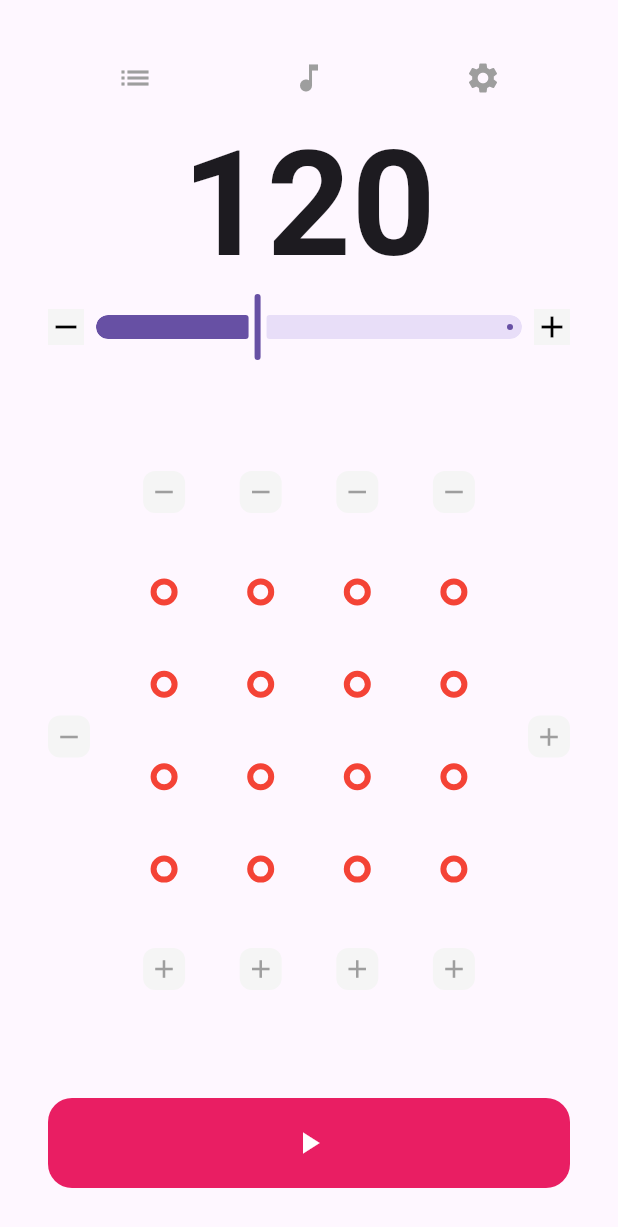
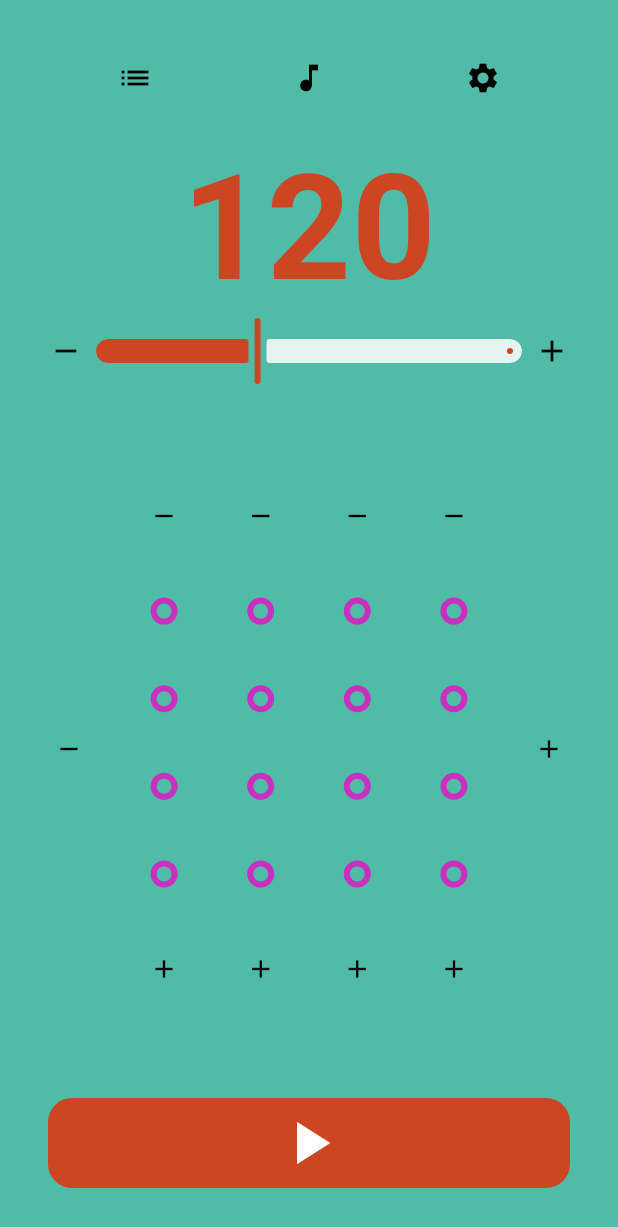
Before and after one commit to Prixii/meowtronome, a Flutter app: the screen it shows after launch, on a phone screen of 412 x 824 dp. Shown: the top 1227 px of the screen. Run offline on Flutter 3.47's test engine with Material 3 defaults, Android fonts, the phone set to English and light mode, and no system bars; our stand-ins replace freezed_annotation, shared_preferences; missing offline and left inert: flutter_soloud, window_manager; generated files the repository leaves out were written again; statements that could not run were skipped.

Commit message:
style: 💄 颜色修改

```diff
--- a/lib/main.dart
+++ b/lib/main.dart
@@ -3,6 +3,7 @@ import 'dart:io';
 
 import 'package:flutter/foundation.dart';
 import 'package:flutter/material.dart';
+import 'package:meowtronome/ui/color_helper.dart';
 import 'package:meowtronome/ui/splash/index.dart';
 import 'package:window_manager/window_manager.dart';
 
@@ -24,7 +25,7 @@ class MainApp extends StatelessWidget {
 
   @override
   Widget build(BuildContext context) {
-    return const MaterialApp(home: SplashPage());
+    return MaterialApp(home: SplashPage(), theme: lightTheme);
   }
 }
 
@@ -65,6 +66,6 @@ class _StatefulMainAppState extends State<StatefulMainApp> {
 
   @override
   Widget build(BuildContext context) {
-    return const MaterialApp(home: SplashPage());
+    return MaterialApp(home: SplashPage(), theme: lightTheme);
   }
 }
--- /dev/null
+++ b/lib/ui/color_helper.dart
@@ -0,0 +1,16 @@
+import 'package:flutter/material.dart';
+
+final lightTheme = ThemeData(
+  colorScheme: ColorScheme.light(
+    primary: Color.fromARGB(255, 80, 187, 167),
+    secondary: Color.fromARGB(255, 205, 70, 36),
+    secondaryFixed: Color(0xFFB13F22),
+    secondaryContainer: Color(0xFFE0E0E0),
+    error: Color(0xFFF44336),
+    surface: Color(0xFFE5F4F1),
+  ),
+  scaffoldBackgroundColor: Color(0xFFF5F5F5),
+);
+
+final iconActiveColor = Colors.pink;
+final iconColor = Colors.black;
--- a/lib/ui/components/custom_icon_button.dart
+++ b/lib/ui/components/custom_icon_button.dart
@@ -12,7 +12,7 @@ class CustomIconButton extends StatefulWidget {
     this.activeColor = Colors.red,
     required this.icon,
     this.padding = const EdgeInsets.all(16),
-    this.alwaysShowBackground = true,
+    this.alwaysShowBackground = false,
   });
 
   final void Function()? onTap;
--- a/lib/ui/layout_helper.dart
+++ b/lib/ui/layout_helper.dart
@@ -26,8 +26,6 @@ class LayoutHelper {
 
   static double _windowHeight(BuildContext context) =>
       MediaQuery.of(context).size.height;
-  static double _windowWidth(BuildContext context) =>
-      MediaQuery.of(context).size.width;
 
   static bool isSmallHeight(BuildContext context) =>
       (_windowHeight(context) < smallSizeHeight);
--- a/lib/ui/metronome/components/bpm_panel.dart
+++ b/lib/ui/metronome/components/bpm_panel.dart
@@ -1,4 +1,5 @@
 import 'package:flutter/material.dart';
+import 'package:meowtronome/ui/color_helper.dart';
 import 'package:meowtronome/ui/components/custom_icon_button.dart';
 import 'package:meowtronome/ui/layout_helper.dart';
 import 'package:meowtronome/ui/metronome/provider/metronome_notifier.dart';
@@ -17,6 +18,7 @@ class BpmPanel extends StatelessWidget {
           style: TextStyle(
             fontSize: LayoutHelper.getBpmTextSize(context),
             fontWeight: FontWeight.bold,
+            color: Theme.of(context).colorScheme.secondary,
             height: 1,
           ),
         ),
@@ -31,7 +33,7 @@ class BpmPanel extends StatelessWidget {
                 size: 24,
                 padding: const EdgeInsets.all(0),
                 activeColor: Colors.grey,
-                color: Colors.black,
+                color: iconColor,
                 onTap: () => notifier.setBpm(notifier.bpm - 1),
               ),
               Expanded(
@@ -46,6 +48,8 @@ class BpmPanel extends StatelessWidget {
                   onChanged: (newValue) => {
                     notifier.setBpm((newValue).toInt()),
                   },
+                  activeColor: Theme.of(context).colorScheme.secondary,
+                  inactiveColor: Theme.of(context).colorScheme.surface,
                   // ignore: deprecated_member_use
                   year2023: false,
                 ),
@@ -54,7 +58,7 @@ class BpmPanel extends StatelessWidget {
                 icon: Icons.add,
                 size: 24,
                 activeColor: Colors.grey,
-                color: Colors.black,
+                color: iconColor,
                 padding: const EdgeInsets.all(0),
                 onTap: () => notifier.setBpm(notifier.bpm + 1),
               ),
--- a/lib/ui/metronome/components/pattern_panel.dart
+++ b/lib/ui/metronome/components/pattern_panel.dart
@@ -3,6 +3,7 @@ import 'dart:math';
 import 'package:flutter/material.dart';
 import 'package:meowtronome/core/rhythm_pattern.dart';
 import 'package:meowtronome/global.dart';
+import 'package:meowtronome/ui/color_helper.dart';
 import 'package:meowtronome/ui/components/custom_icon_button.dart';
 import 'package:meowtronome/ui/layout_helper.dart';
 import 'package:meowtronome/ui/metronome/components/animated_note.dart';
@@ -16,8 +17,7 @@ class PatternPanel extends StatelessWidget {
   final MetronomeNotifier notifier;
   @override
   Widget build(BuildContext context) {
-    final noteSize = LayoutHelper.getNoteSize(context);
-    const beatButtonPadding = 4.0;
+    LayoutHelper.getNoteSize(context);
     return Column(
       children: [
         Expanded(
--- a/lib/ui/metronome/components/play_button.dart
+++ b/lib/ui/metronome/components/play_button.dart
@@ -7,17 +7,20 @@ class PlayButton extends StatelessWidget {
   final MetronomeNotifier notifier;
   @override
   Widget build(BuildContext context) {
-    return Container(
+    return GestureDetector(
+      onTap: () => notifier.toggleRunning(),
+      child: Container(
         height: LayoutHelper.getPlayButtonHeight(context),
         width: double.infinity,
         decoration: BoxDecoration(
-        color: Colors.pink,
+          color: Theme.of(context).colorScheme.secondary,
           borderRadius: BorderRadius.all(Radius.circular(16)),
         ),
-      child: IconButton(
-        icon: const Icon(Icons.play_arrow),
+        child: Icon(
+          Icons.play_arrow,
+          size: LayoutHelper.getPlayButtonHeight(context) * 0.8,
           color: Colors.white,
-        onPressed: () => notifier.toggleRunning(),
+        ),
       ),
     );
   }
--- a/lib/ui/metronome/components/top_button_group.dart
+++ b/lib/ui/metronome/components/top_button_group.dart
@@ -1,5 +1,5 @@
 import 'package:flutter/material.dart';
-import 'package:meowtronome/global.dart';
+import 'package:meowtronome/ui/color_helper.dart';
 import 'package:meowtronome/ui/components/custom_icon_button.dart';
 import 'package:meowtronome/ui/metronome/provider/metronome_notifier.dart';
 
--- a/lib/ui/metronome/index.dart
+++ b/lib/ui/metronome/index.dart
@@ -22,6 +22,7 @@ class MetronomePage extends StatelessWidget {
         min(screenHeight, screenWidth) / max(screenHeight, screenWidth);
     final shouldSquare = ratio > 0.6;
     return Scaffold(
+      backgroundColor: Theme.of(context).primaryColor,
       body: SafeArea(
         child: Stack(
           children: [
--- a/lib/ui/metronome/layouts/metronome_layout_square.dart
+++ b/lib/ui/metronome/layouts/metronome_layout_square.dart
@@ -2,7 +2,6 @@ import 'dart:io';
 
 import 'package:flutter/material.dart';
 import 'package:meowtronome/ui/components/custom_icon_button.dart';
-import 'package:meowtronome/ui/layout_helper.dart';
 import 'package:meowtronome/ui/metronome/components/bpm_panel.dart';
 import 'package:meowtronome/ui/metronome/components/pattern_panel.dart';
 import 'package:meowtronome/ui/metronome/components/play_button.dart';
--- a/lib/ui/metronome/layouts/metronome_layout_vertical.dart
+++ b/lib/ui/metronome/layouts/metronome_layout_vertical.dart
@@ -14,7 +14,7 @@ class MetronomeLayoutVertical extends StatelessWidget {
     return Column(
       children: [
         TopButtonGroup(notifier: notifier),
-        const SizedBox(height: 16),
+        const SizedBox(height: 32),
         BpmPanel(notifier: notifier),
         const SizedBox(height: 64),
         Expanded(child: PatternPanel(notifier: notifier)),
--- a/lib/ui/metronome/model.dart
+++ b/lib/ui/metronome/model.dart
@@ -1,17 +1,13 @@
 import 'package:flutter/material.dart';
 import 'package:meowtronome/core/enums.dart';
-
-typedef SDF = double Function(Offset point);
 
 class NoteStyle {
   const NoteStyle({
     required this.color,
-    required this.pressedColor,
     this.filled = false,
     required this.soundType,
   });
   final Color color;
-  final Color pressedColor;
   final bool filled;
   final SoundType soundType;
 }
```
Also changed, not shown: lib/core/enums.dart (+13 -0 lines), lib/global.dart (+4 -51 lines). Lines whose indentation alone changed are shown as unchanged.
